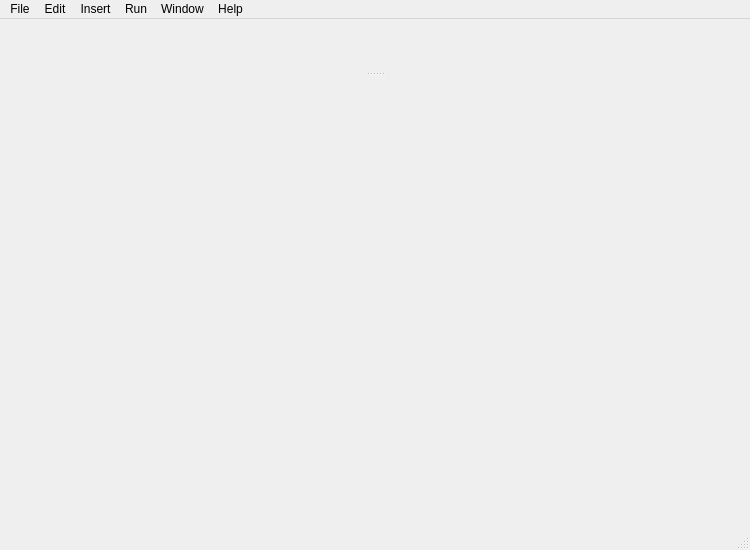
Old version of the form src/plugins/coregui/mainwindow.ui in the repository victor-yacovlev/kumir2.
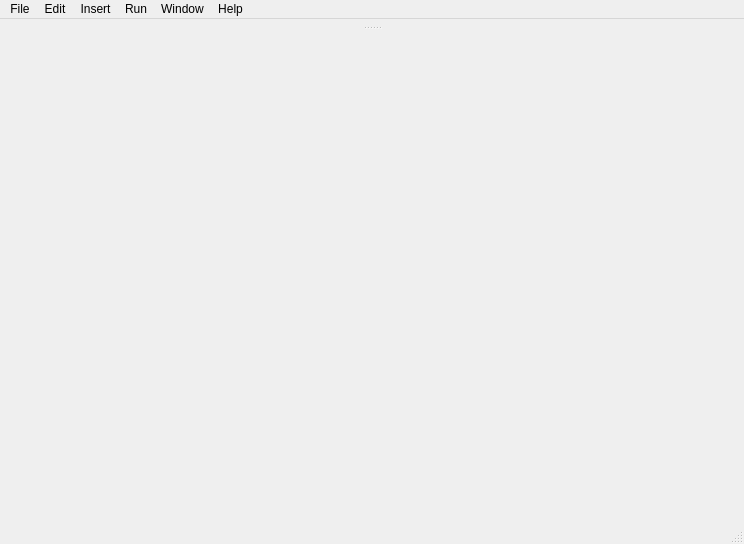
New version of the form. Custom widgets are drawn as their Qt base class.

Commit message: Terminal window appearance like kumir 1.x

```diff
--- a/src/plugins/coregui/mainwindow.ui
+++ b/src/plugins/coregui/mainwindow.ui
@@ -6,8 +6,8 @@
    <rect>
     <x>0</x>
     <y>0</y>
-    <width>750</width>
-    <height>550</height>
+    <width>744</width>
+    <height>544</height>
    </rect>
   </property>
   <property name="windowTitle">
@@ -24,6 +24,9 @@
   </property>
   <widget class="QWidget" name="centralwidget">
    <layout class="QGridLayout" name="gridLayout">
+    <property name="margin">
+     <number>0</number>
+    </property>
     <item row="0" column="0">
      <widget class="QSplitter" name="splitter">
       <property name="orientation">
@@ -34,7 +37,14 @@
         <bool>true</bool>
        </property>
       </widget>
-      <widget class="QWidget" name="bottomWidget" native="true"/>
+      <widget class="QWidget" name="bottomWidget" native="true">
+       <property name="minimumSize">
+        <size>
+         <width>0</width>
+         <height>200</height>
+        </size>
+       </property>
+      </widget>
      </widget>
     </item>
    </layout>
@@ -44,7 +54,7 @@
     <rect>
      <x>0</x>
      <y>0</y>
-     <width>750</width>
+     <width>744</width>
      <height>25</height>
     </rect>
    </property>
```
The commit also changes 7 other files.
